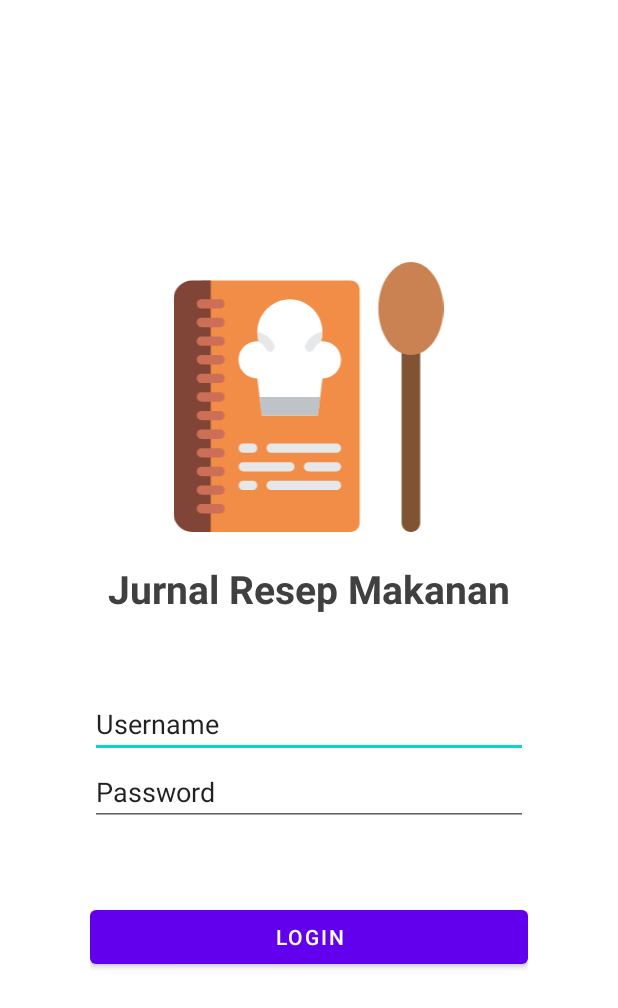
After one commit to Falskim/android-recipes, an Android app: the layout activity_login.xml on its own in the app's theme, with its tools: preview values and no code run, on a phone screen of 412 x 824 dp. The commit adds this screen. Shown: the top 1008 px of the screen. Run offline under Robolectric (Android 15) with nearby library versions, the phone set to English and light mode, and no system bars.

Commit message:
Refactor Main Activity

```diff
--- a/app/build.gradle
+++ b/app/build.gradle
@@ -14,6 +14,7 @@ android {
         versionName "1.0"
 
         testInstrumentationRunner "androidx.test.runner.AndroidJUnitRunner"
+        vectorDrawables.useSupportLibrary = true
     }
 
     buildTypes {
--- a/app/src/main/AndroidManifest.xml
+++ b/app/src/main/AndroidManifest.xml
@@ -1,6 +1,6 @@
 <?xml version="1.0" encoding="utf-8"?>
 <manifest xmlns:android="http://schemas.android.com/apk/res/android"
-    package="com.example.foodrecipes">
+    package="com.example.foodrecipes" >
 
     <application
         android:allowBackup="true"
@@ -8,15 +8,15 @@
         android:label="@string/app_name"
         android:roundIcon="@drawable/ic_icon"
         android:supportsRtl="true"
-        android:theme="@style/Theme.FoodRecipes">
-        <activity android:name=".RecipeDetailActivity"></activity>
-        <activity android:name=".MainActivity">
+        android:theme="@style/Theme.FoodRecipes" >
+        <activity android:name=".LoginActivity" >
             <intent-filter>
                 <action android:name="android.intent.action.MAIN" />
-
                 <category android:name="android.intent.category.LAUNCHER" />
             </intent-filter>
         </activity>
+        <activity android:name=".RecipeDetailActivity" />
+        <activity android:name=".HomeActivity" />
     </application>
 
 </manifest>
--- a/app/src/main/java/com/example/foodrecipes/MainActivity.java
+++ b/app/src/main/java/com/example/foodrecipes/HomeActivity.java
@@ -4,11 +4,10 @@ import androidx.appcompat.app.AppCompatActivity;
 import androidx.recyclerview.widget.LinearLayoutManager;
 import androidx.recyclerview.widget.RecyclerView;
 
-import android.os.Build;
 import android.os.Bundle;
 import java.util.ArrayList;
 
-public class MainActivity extends AppCompatActivity {
+public class HomeActivity extends AppCompatActivity {
 
     private RecyclerView recyclerView;
     private RecipeListAdapter adapter;
@@ -16,7 +15,7 @@ public class MainActivity extends AppCompatActivity {
     @Override
     protected void onCreate(Bundle savedInstanceState) {
         super.onCreate(savedInstanceState);
-        setContentView(R.layout.activity_main);
+        setContentView(R.layout.activity_home);
 
         ArrayList<Recipe> recipes = new JSONParser(this).getRecipeArrayList();
         adapter = new RecipeListAdapter(this, recipes);
--- /dev/null
+++ b/app/src/main/java/com/example/foodrecipes/LoginActivity.java
@@ -0,0 +1,12 @@
+package com.example.foodrecipes;
+
+import androidx.appcompat.app.AppCompatActivity;
+import android.os.Bundle;
+
+public class LoginActivity extends AppCompatActivity {
+
+    @Override
+    protected void onCreate(Bundle savedInstanceState) {
+        super.onCreate(savedInstanceState);
+    }
+}
--- a/app/src/main/java/com/example/foodrecipes/RecipeDetailActivity.java
+++ b/app/src/main/java/com/example/foodrecipes/RecipeDetailActivity.java
@@ -1,7 +1,6 @@
 package com.example.foodrecipes;
 
 import androidx.appcompat.app.AppCompatActivity;
-import androidx.recyclerview.widget.LinearLayoutManager;
 
 import android.content.Intent;
 import android.graphics.drawable.Drawable;
@@ -32,7 +31,7 @@ public class RecipeDetailActivity extends AppCompatActivity {
     }
 
     public boolean onOptionsItemSelected(MenuItem item){
-        Intent myIntent = new Intent(getApplicationContext(), MainActivity.class);
+        Intent myIntent = new Intent(getApplicationContext(), HomeActivity.class);
         startActivityForResult(myIntent, 0);
         return true;
     }
--- a/app/src/main/res/layout/activity_main.xml
+++ b/app/src/main/res/layout/activity_home.xml
@@ -5,7 +5,7 @@
     android:layout_width="match_parent"
     android:layout_height="match_parent"
     android:orientation="vertical"
-    tools:context=".MainActivity">
+    tools:context=".HomeActivity">
 
     <androidx.recyclerview.widget.RecyclerView
         android:id="@+id/recycler"
--- /dev/null
+++ b/app/src/main/res/layout/activity_login.xml
@@ -0,0 +1,51 @@
+<?xml version="1.0" encoding="utf-8"?>
+<LinearLayout xmlns:android="http://schemas.android.com/apk/res/android"
+    xmlns:app="http://schemas.android.com/apk/res-auto"
+    xmlns:tools="http://schemas.android.com/tools"
+    android:layout_width="match_parent"
+    android:layout_height="match_parent"
+    android:gravity="center"
+    android:orientation="vertical"
+    android:padding="60dp">
+
+    <ImageView
+        android:id="@+id/imageView"
+        android:layout_width="203dp"
+        android:layout_height="180dp"
+        android:layout_marginBottom="20dp"
+        app:srcCompat="@drawable/ic_icon" />
+
+    <TextView
+        android:id="@+id/textView2"
+        android:layout_width="match_parent"
+        android:layout_height="wrap_content"
+        android:layout_marginBottom="50dp"
+        android:gravity="center_horizontal"
+        android:text="Jurnal Resep Makanan"
+        android:textColor="#404040"
+        android:textSize="26sp"
+        android:textStyle="bold" />
+
+    <EditText
+        android:id="@+id/editTextTextPersonName"
+        android:layout_width="match_parent"
+        android:layout_height="wrap_content"
+        android:ems="10"
+        android:inputType="textPersonName"
+        android:text="Username" />
+
+    <EditText
+        android:id="@+id/editTextTextPassword"
+        android:layout_width="match_parent"
+        android:layout_height="wrap_content"
+        android:ems="10"
+        android:inputType="textUri|textShortMessage|textPassword"
+        tools:text="Password" />
+
+    <Button
+        android:id="@+id/button"
+        android:layout_width="match_parent"
+        android:layout_height="wrap_content"
+        android:layout_marginTop="50dp"
+        android:text="Login" />
+</LinearLayout>
```
